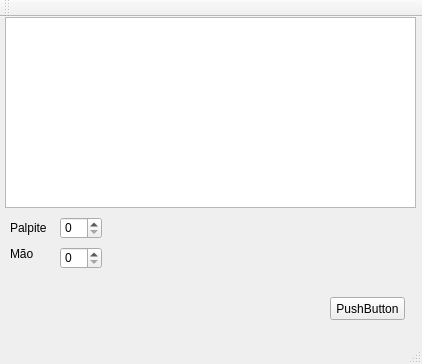
The window that JogoDoPalito/mainwindow.ui (pedrocruz/JogoDoPalito) describes before a commit, drawn with Qt 5.
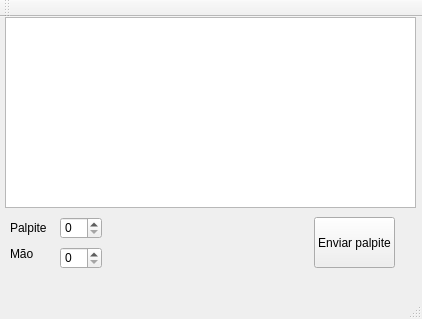
The same window after the commit.

The edit to the form file:
```diff
--- a/JogoDoPalito/mainwindow.ui
+++ b/JogoDoPalito/mainwindow.ui
@@ -7,7 +7,7 @@
     <x>0</x>
     <y>0</y>
     <width>422</width>
-    <height>364</height>
+    <height>319</height>
    </rect>
   </property>
   <property name="windowTitle">
@@ -27,14 +27,14 @@
    <widget class="QPushButton" name="pushButton">
     <property name="geometry">
      <rect>
-      <x>330</x>
-      <y>280</y>
-      <width>75</width>
-      <height>23</height>
+      <x>314</x>
+      <y>200</y>
+      <width>81</width>
+      <height>51</height>
      </rect>
     </property>
     <property name="text">
-     <string>PushButton</string>
+     <string>Enviar palpite</string>
     </property>
    </widget>
    <widget class="QLabel" name="label">
```
Left out of the diff: 2 changed lines with no effect on the pictures.
